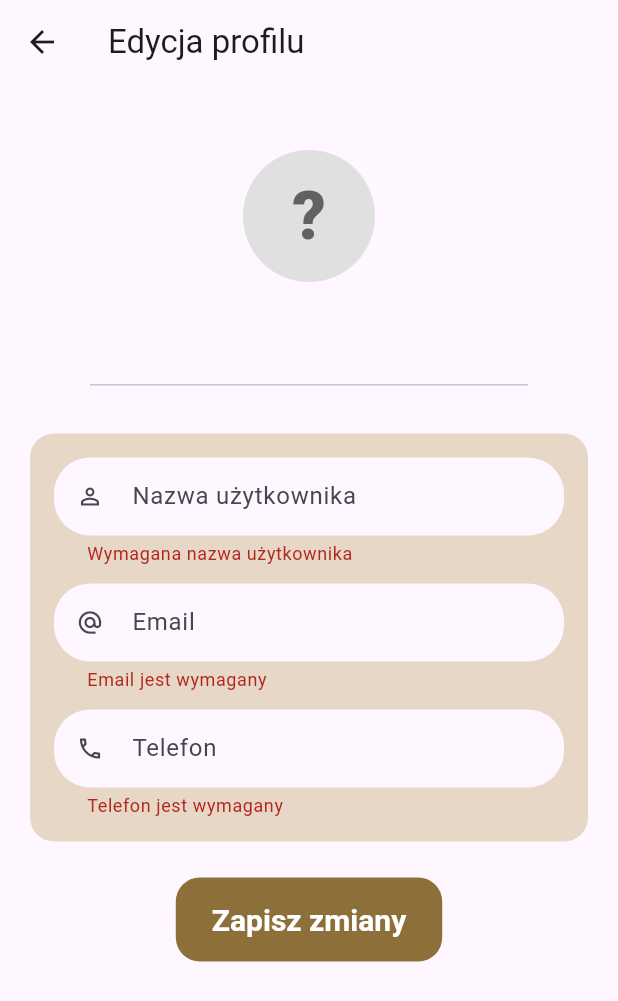
After one commit to DominikReszczynski/livo, a Flutter app: the EditUserScreen screen opened directly, after a tap on "Zapisz zmiany", on a phone screen of 412 x 824 dp. The commit adds this screen. Shown: the top 1001 px of the screen. Run offline on Flutter 3.47's test engine with Material 3 defaults, Android fonts, the phone set to English and light mode, and no system bars; our stand-ins replace auto_size_text, dio, file_picker, image_gallery_saver, image_picker, material_design_icons_flutter and 5 more; accounts and stored records are empty.

Commit message:
edit user screen, user phone fields, change collor in defects tab

```diff
--- a/lib/models/user.dart
+++ b/lib/models/user.dart
@@ -11,11 +11,15 @@ class User {
   String username;
   // String password;
 
+  /// nowość
+  String? phone;
+
   User({
     required this.id,
     required this.email,
     required this.username,
     // required this.password,
+    this.phone,
   });
 
   /// Factory constructor for JSON serialization
--- a/lib/nav_bar/nav_bar_main.dart
+++ b/lib/nav_bar/nav_bar_main.dart
@@ -17,7 +17,9 @@ class _NavBarMainState extends State<NavBarMain> {
   Widget build(BuildContext context) {
     return BottomNavigationBar(
       type: BottomNavigationBarType.fixed,
-      backgroundColor: LivoColors.background,
+      backgroundColor: chosenMode.value == ThemeMode.light
+          ? LivoColors.background
+          : Colors.black,
       currentIndex: _mapEnumToIndex(currentSite.value),
       selectedItemColor: Colors.black,
       unselectedItemColor: Colors.grey,
--- /dev/null
+++ b/lib/sections/user/edit_user_screen.dart
@@ -0,0 +1,241 @@
+// lib/sections/user/edit_user_screen.dart
+import 'package:cas_house/main_global.dart';
+import 'package:cas_house/sections/user/user_section_header.dart';
+import 'package:cas_house/widgets/rounded_text_field.dart';
+import 'package:flutter/material.dart';
+import 'package:flutter/services.dart';
+import 'package:provider/provider.dart';
+import 'package:cas_house/providers/user_provider.dart';
+
+class EditUserScreen extends StatefulWidget {
+  const EditUserScreen({super.key});
+
+  @override
+  State<EditUserScreen> createState() => _EditUserScreenState();
+}
+
+class _EditUserScreenState extends State<EditUserScreen> {
+  final _formKey = GlobalKey<FormState>();
+  late final TextEditingController _usernameCtrl;
+  late final TextEditingController _emailCtrl;
+  late final TextEditingController _phoneCtrl;
+
+  bool _saving = false;
+
+  final _phoneFormatter =
+      FilteringTextInputFormatter.allow(RegExp(r'[0-9+ \-()]'));
+
+  @override
+  void initState() {
+    super.initState();
+    final u = context.read<UserProvider>().user;
+    _usernameCtrl = TextEditingController(text: u?.username ?? '');
+    _emailCtrl = TextEditingController(text: u?.email ?? '');
+    _phoneCtrl = TextEditingController(text: u?.phone ?? '');
+  }
+
+  @override
+  void dispose() {
+    _usernameCtrl.dispose();
+    _emailCtrl.dispose();
+    _phoneCtrl.dispose();
+    super.dispose();
+  }
+
+  String? _validateNotEmpty(String? v, String msg) {
+    if (v == null || v.trim().isEmpty) return msg;
+    return null;
+  }
+
+  String? _validateEmail(String? v) {
+    if (v == null || v.trim().isEmpty) return 'Email jest wymagany';
+    final ok = RegExp(r'^[^@]+@[^@]+\.[^@]+$').hasMatch(v.trim());
+    if (!ok) return 'Nieprawidłowy adres e-mail';
+    return null;
+  }
+
+  String? _validatePhone(String? v) {
+    if (v == null || v.trim().isEmpty) return 'Telefon jest wymagany';
+
+    final raw = v.trim();
+    // Wywal spacje, myślniki i nawiasy do walidacji
+    final compact = raw.replaceAll(RegExp(r'[ \-()]'), '');
+
+    // Jeśli jest prefiks "+", wymagaj E.164: + i 7–15 cyfr
+    if (compact.startsWith('+')) {
+      if (!RegExp(r'^\+\d{7,15}$').hasMatch(compact)) {
+        return 'Nieprawidłowy numer (np. +48123456789)';
+      }
+      return null;
+    }
+
+    // Bez "+": policz same cyfry (9–15)
+    final digitsOnly = compact.replaceAll(RegExp(r'\D'), '');
+    if (digitsOnly.length < 9 || digitsOnly.length > 15) {
+      return 'Nieprawidłowy numer (9–15 cyfr)';
+    }
+    return null;
+  }
+
+  Future<void> _submit() async {
+    if (!_formKey.currentState!.validate()) return;
+
+    setState(() => _saving = true);
+    try {
+      await context.read<UserProvider>().updateProfile(
+            username: _usernameCtrl.text.trim(),
+            email: _emailCtrl.text.trim(),
+            phone:
+                _phoneCtrl.text.trim().isEmpty ? null : _phoneCtrl.text.trim(),
+          );
+
+      if (!mounted) return;
+      ScaffoldMessenger.of(context).showSnackBar(
+        const SnackBar(content: Text('Dane użytkownika zaktualizowane')),
+      );
+      Navigator.pop(context);
+    } catch (e) {
+      if (!mounted) return;
+      ScaffoldMessenger.of(context).showSnackBar(
+        SnackBar(content: Text('Błąd aktualizacji: $e')),
+      );
+    } finally {
+      if (mounted) setState(() => _saving = false);
+    }
+  }
+
+  @override
+  Widget build(BuildContext context) {
+    final theme = Theme.of(context);
+
+    return Scaffold(
+      appBar: AppBar(title: const Text('Edycja profilu')),
+      body: SafeArea(
+        child: SingleChildScrollView(
+          padding: const EdgeInsets.all(16),
+          child: Form(
+            key: _formKey,
+            child: Column(
+              children: [
+                UserSectionHeader(
+                  username: _usernameCtrl.text,
+                  email: _emailCtrl.text,
+                ),
+                Card(
+                    color: LivoColors.brandBeige,
+                    elevation: 0,
+                    shape: RoundedRectangleBorder(
+                        borderRadius: BorderRadius.circular(16)),
+                    child: Padding(
+                        padding: const EdgeInsets.all(16),
+                        child: Column(
+                          children: [
+                            PillField(
+                              controller: _usernameCtrl,
+                              hintText: 'Nazwa użytkownika',
+                              validator: (v) => _validateNotEmpty(
+                                  v, 'Wymagana nazwa użytkownika'),
+                              prefixIcon: const Icon(
+                                Icons.person_outline,
+                              ),
+                            ),
+                            const SizedBox(height: 12),
+                            PillField(
+                              controller: _emailCtrl,
+                              hintText: 'Email',
+                              validator: _validateEmail,
+                              prefixIcon: const Icon(
+                                Icons.alternate_email,
+                              ),
+                            ),
+                            const SizedBox(height: 12),
+                            PillField(
+                              controller: _phoneCtrl,
+                              hintText: 'Telefon',
+                              validator: _validatePhone,
+                              keyboardType: TextInputType.phone,
+                              prefixIcon: const Icon(
+                                Icons.phone_outlined,
+                              ),
+                            ),
+                          ],
+                        ))),
+                const SizedBox(height: 20),
+                SizedBox(
+                  height: 56,
+                  child: ElevatedButton(
+                    onPressed: _saving ? null : _submit,
+                    style: ElevatedButton.styleFrom(
+                      backgroundColor: LivoColors.brandGold,
+                      foregroundColor: Colors.white,
+                      shape: RoundedRectangleBorder(
+                          borderRadius: BorderRadius.circular(16)),
+                      elevation: 0,
+                      textStyle: const TextStyle(
+                          fontSize: 20, fontWeight: FontWeight.w700),
+                    ),
+                    child: const Text('Zapisz zmiany'),
+                  ),
+                ),
+              ],
+            ),
+          ),
+        ),
+      ),
+    );
+  }
+}
+
+class _PillField extends StatelessWidget {
+  final TextEditingController controller;
+  final String? hintText;
+  final FormFieldValidator<String>? validator;
+  final TextInputType keyboardType;
+  final List<TextInputFormatter>? inputFormatters;
+  final Widget? prefixIcon;
+  final int maxLines;
+
+  const _PillField({
+    required this.controller,
+    this.hintText,
+    this.validator,
+    this.keyboardType = TextInputType.text,
+    this.inputFormatters,
+    this.prefixIcon,
+    this.maxLines = 1,
+  });
+
+  @override
+  Widget build(BuildContext context) {
+    final theme = Theme.of(context);
+    return TextFormField(
+      controller: controller,
+      validator: validator,
+      keyboardType: keyboardType,
+      inputFormatters: inputFormatters,
+      maxLines: maxLines,
+      decoration: InputDecoration(
+        hintText: hintText,
+        prefixIcon: prefixIcon,
+        filled: true,
+        fillColor: theme.colorScheme.surface,
+        isDense: true,
+        contentPadding:
+            const EdgeInsets.symmetric(horizontal: 18, vertical: 14),
+        border: OutlineInputBorder(
+          borderRadius: BorderRadius.circular(24),
+          borderSide: BorderSide.none,
+        ),
+        enabledBorder: OutlineInputBorder(
+          borderRadius: BorderRadius.circular(24),
+          borderSide: BorderSide.none,
+        ),
+        focusedBorder: OutlineInputBorder(
+          borderRadius: BorderRadius.circular(24),
+          borderSide: BorderSide(
+              color: theme.colorScheme.primary.withOpacity(.35), width: 1.2),
+        ),
+      ),
+    );
+  }
+}
--- a/lib/sections/user/user_section_header.dart
+++ b/lib/sections/user/user_section_header.dart
@@ -1,18 +1,24 @@
+// lib/sections/user/user_section_header.dart
 import 'package:auto_size_text/auto_size_text.dart';
-import 'package:cas_house/main_global.dart';
 import 'package:flutter/material.dart';
 
 class UserSectionHeader extends StatelessWidget {
-  const UserSectionHeader({super.key});
+  final String username;
+  final String email;
+  final String? phone;
+
+  const UserSectionHeader({
+    super.key,
+    required this.username,
+    required this.email,
+    this.phone,
+  });
 
   @override
   Widget build(BuildContext context) {
     final theme = Theme.of(context);
-    final username = loggedUser?.username ?? '';
-    final email = loggedUser?.email ?? '';
-    final initial = (username.isNotEmpty ? username : email).isNotEmpty
-        ? (username.isNotEmpty ? username[0] : email[0]).toUpperCase()
-        : '?';
+    final initialSrc = username.isNotEmpty ? username : email;
+    final initial = initialSrc.isNotEmpty ? initialSrc[0].toUpperCase() : '?';
 
     return Card(
       elevation: 0,
@@ -22,7 +28,6 @@ class UserSectionHeader extends StatelessWidget {
         padding: const EdgeInsets.symmetric(vertical: 24, horizontal: 16),
         child: Column(
           children: [
-            // Avatar
             CircleAvatar(
               radius: 44,
               backgroundColor: Colors.grey.shade300,
@@ -37,8 +42,6 @@ class UserSectionHeader extends StatelessWidget {
               ),
             ),
             const SizedBox(height: 12),
-
-            // Nazwa
             AutoSizeText(
               username.isNotEmpty ? username : email,
               maxLines: 1,
@@ -46,8 +49,6 @@ class UserSectionHeader extends StatelessWidget {
               style: const TextStyle(fontSize: 24, fontWeight: FontWeight.w900),
             ),
             const SizedBox(height: 6),
-
-            // Email
             if (username.isNotEmpty && email.isNotEmpty)
               Text(
                 email,
@@ -57,7 +58,17 @@ class UserSectionHeader extends StatelessWidget {
                   fontWeight: FontWeight.w600,
                 ),
               ),
-
+            if (phone != null && phone!.isNotEmpty) ...[
+              const SizedBox(height: 4),
+              Text(
+                phone!,
+                textAlign: TextAlign.center,
+                style: TextStyle(
+                  color: theme.colorScheme.onSurface.withOpacity(.65),
+                  fontWeight: FontWeight.w600,
+                ),
+              ),
+            ],
             const SizedBox(height: 16),
             const Divider(indent: 24, endIndent: 24, height: 1),
           ],
--- a/lib/services/user_services.dart
+++ b/lib/services/user_services.dart
@@ -34,12 +34,13 @@ class UserServices {
     return decodedBody;
   }
 
-  registration(String email, String password, String name) async {
+  registration(String email, String password, String name, String phone) async {
     print('UserServices: registration');
     Map<String, dynamic> body = {
       'email': email,
       'password': password,
-      'username': name
+      'username': name,
+      'phone': phone
     };
     final http.Response res = await http.post(
       Uri.parse('$_urlPrefix/user/registration'),
@@ -58,7 +59,6 @@ class UserServices {
   Future<Map<String, dynamic>> getProfile() async {
     print('UserServices: getProfile()');
 
-    // 📥 Pobierz token z SharedPreferences
     final prefs = await SharedPreferences.getInstance();
     final token = prefs.getString('accessToken');
 
@@ -67,11 +67,10 @@ class UserServices {
     }
 
     final http.Response res = await http.get(
-      Uri.parse(
-          '$_urlPrefix/user/me'), // <-- dostosuj do swojego backendu (/auth/me lub /user/me)
+      Uri.parse('$_urlPrefix/user/me'),
       headers: <String, String>{
         'Content-Type': 'application/json; charset=UTF-8',
-        'Authorization': 'Bearer $token', // 🔐 TOKEN JWT
+        'Authorization': 'Bearer $token',
       },
     );
 
@@ -96,7 +95,6 @@ class UserServices {
   }
 
   Future<User?> getUserById(String id) async {
-    print("pruba");
     final uri = Uri.parse('${ApiService.baseUrl}/user/getById');
     final res = await http.post(uri,
         body: jsonEncode({'id': id}),
@@ -107,4 +105,34 @@ class UserServices {
     }
     return null;
   }
+
+  static Future<Map<String, dynamic>> updateProfile(
+      {required String username,
+      required String email,
+      String? phone,
+      String? token, // z UserProvider.token
+      String? userIdForDev // na DEV, gdy nie masz auth na backendzie
+      }) async {
+    final uri = Uri.parse('${ApiService.baseUrl}/user/updateProfile');
+
+    final headers = <String, String>{
+      'Content-Type': 'application/json',
+      'Accept': 'application/json',
+      if (token != null && token.isNotEmpty) 'Authorization': 'Bearer $token',
+    };
+
+    final body = jsonEncode({
+      'username': username,
+      'email': email,
+      if (phone != null) 'phone': phone,
+      if (userIdForDev != null) 'userId': userIdForDev, // DEV fallback
+    });
+
+    final res = await http.post(uri, headers: headers, body: body);
+    if (res.statusCode != 200) {
+      throw Exception('Aktualizacja profilu nie powiodła się: '
+          'HTTP ${res.statusCode} ${res.body}');
+    }
+    return jsonDecode(res.body) as Map<String, dynamic>;
+  }
 }
--- /dev/null
+++ b/lib/widgets/rounded_text_field.dart
@@ -0,0 +1,56 @@
+import 'package:flutter/material.dart';
+import 'package:flutter/services.dart'; // dla LivoColors
+
+class PillField extends StatelessWidget {
+  final TextEditingController controller;
+  final String? hintText;
+  final FormFieldValidator<String>? validator;
+  final TextInputType keyboardType;
+  final List<TextInputFormatter>? inputFormatters;
+  final Widget? prefixIcon;
+  final int maxLines;
+
+  const PillField({
+    required this.controller,
+    this.hintText,
+    this.validator,
+    this.keyboardType = TextInputType.text,
+    this.inputFormatters,
+    this.prefixIcon,
+    this.maxLines = 1,
+  });
+
+  @override
+  Widget build(BuildContext context) {
+    final theme = Theme.of(context);
+    return TextFormField(
+      controller: controller,
+      validator: validator,
+      keyboardType: keyboardType,
+      inputFormatters: inputFormatters,
+      maxLines: maxLines,
+      decoration: InputDecoration(
+        hintText: hintText,
+        prefixIcon: prefixIcon,
+        filled: true,
+        fillColor: theme.colorScheme.surface,
+        isDense: true,
+        contentPadding:
+            const EdgeInsets.symmetric(horizontal: 18, vertical: 14),
+        border: OutlineInputBorder(
+          borderRadius: BorderRadius.circular(24),
+          borderSide: BorderSide.none,
+        ),
+        enabledBorder: OutlineInputBorder(
+          borderRadius: BorderRadius.circular(24),
+          borderSide: BorderSide.none,
+        ),
+        focusedBorder: OutlineInputBorder(
+          borderRadius: BorderRadius.circular(24),
+          borderSide: BorderSide(
+              color: theme.colorScheme.primary.withOpacity(.35), width: 1.2),
+        ),
+      ),
+    );
+  }
+}
```
Also changed, not shown: lib/providers/user_provider.dart (+36 -6 lines), lib/sections/defects/components/defects_details.dart (+9 -8 lines), lib/sections/login.dart (+33 -4 lines), lib/sections/user/user_main.dart (+33 -21 lines), lib/models/user.g.dart.
